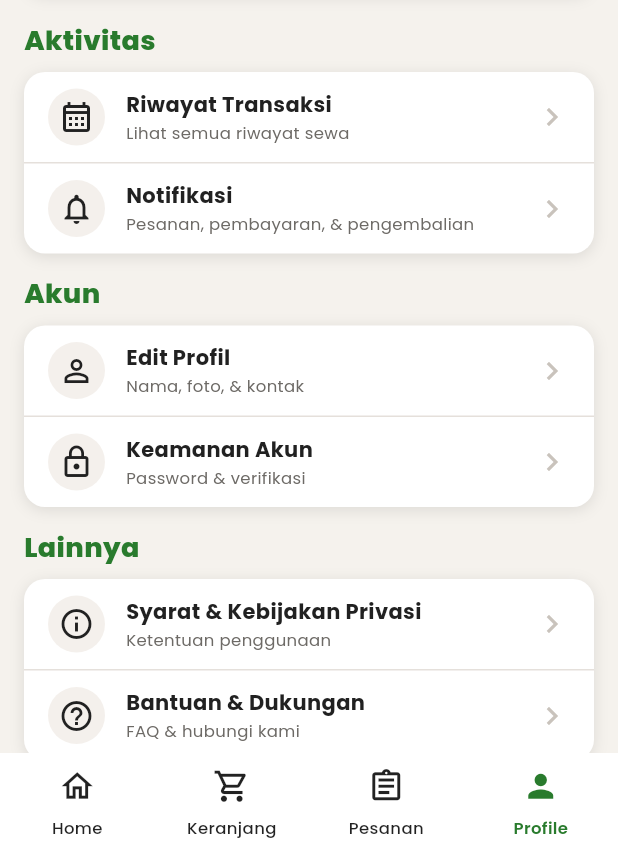
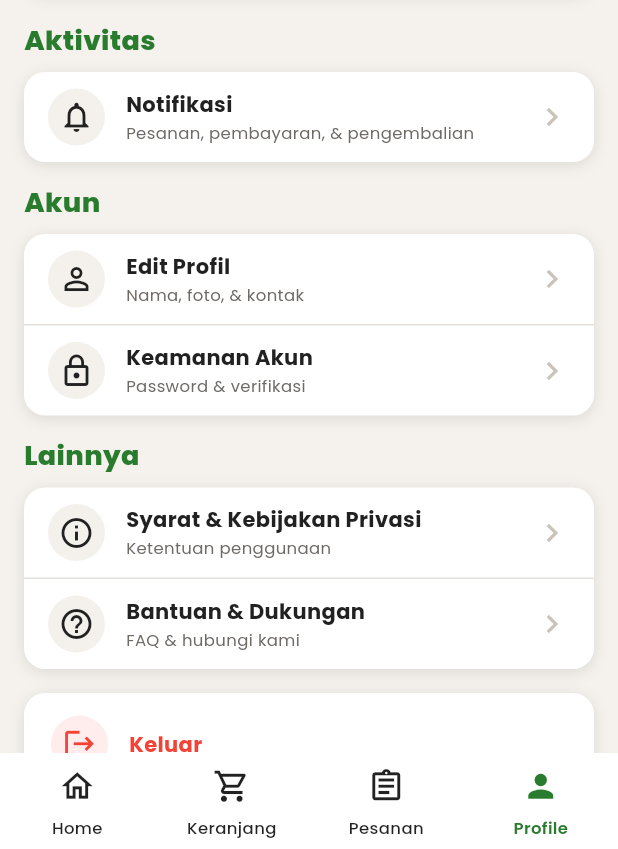
Before and after one commit to Nandaricco04/NatureRent, a Flutter app: the UserMainPage screen opened directly, item 4 of the bottom bar chosen, on a phone screen of 412 x 824 dp, the part 387-1236 px from its top. Run offline on Flutter 3.47's test engine with Material 3 defaults, Android fonts, the phone set to English and light mode, and no system bars; our stand-ins replace file_picker, google_fonts, image_picker, photo_view, share_plus, shared_preferences and 1 more; missing offline and left inert: bcrypt; accounts and stored records are empty; network calls fail.

Commit message:
revisi profile

```diff
--- a/mobile_naturerent/lib/user/user_profile_page.dart
+++ b/mobile_naturerent/lib/user/user_profile_page.dart
@@ -156,12 +156,6 @@ class _UserProfilePageState extends State<UserProfilePage> {
               const _SectionTitle('Aktivitas'),
               _MenuGroup(
                 children: [
-                  _ProfileMenuItem(
-                    icon: Icons.calendar_month_outlined,
-                    title: 'Riwayat Transaksi',
-                    subtitle: 'Lihat semua riwayat sewa',
-                    onTap: () {},
-                  ),
                   _ProfileMenuItem(
                     icon: Icons.notifications_none,
                     title: 'Notifikasi',
```
